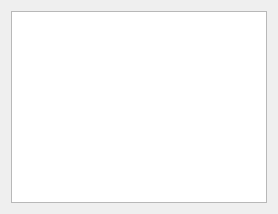
This is src/ui/websearchestab.ui in giosali/rafiki as Qt 5 draws it before an edit. The edited form follows.
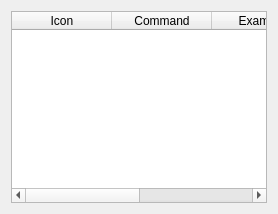
This is the edited form.

Commit message: Move column names to ui file for translation

```diff
--- a/src/ui/websearchestab.ui
+++ b/src/ui/websearchestab.ui
@@ -5,12 +5,18 @@
     <layout class="QHBoxLayout">
       <item>
         <widget class="QTableWidget" name="table">
-          <property name="editTriggers">
-            <set>QAbstractItemView::NoEditTriggers</set>
-          </property>
+          <attribute name="verticalHeaderVisible">
+            <bool>false</bool>
+          </attribute>
           <property name="alternatingRowColors">
             <bool>true</bool>
           </property>
+          <property name="columnCount">
+            <number>4</number>
+          </property>
+          <property name="editTriggers">
+            <set>QAbstractItemView::NoEditTriggers</set>
+          </property>
           <property name="focusPolicy">
             <enum>Qt::NoFocus</enum>
           </property>
@@ -20,6 +26,26 @@
           <property name="selectionMode">
             <enum>QAbstractItemView::SingleSelection</enum>
           </property>
+          <column>
+            <property name="text">
+              <string>Icon</string>
+            </property>
+          </column>
+          <column>
+            <property name="text">
+              <string>Command</string>
+            </property>
+          </column>
+          <column>
+            <property name="text">
+              <string>Example</string>
+            </property>
+          </column>
+          <column>
+            <property name="text">
+              <string>Enabled</string>
+            </property>
+          </column>
         </widget>
       </item>
     </layout>
```
The commit also changes 4 other files.
